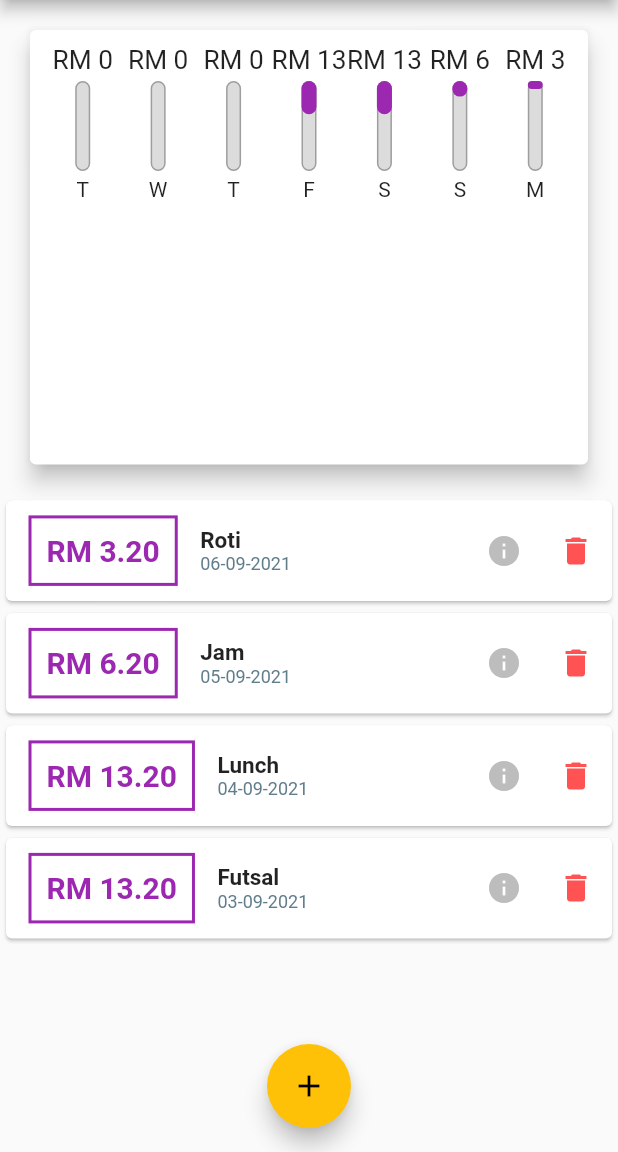
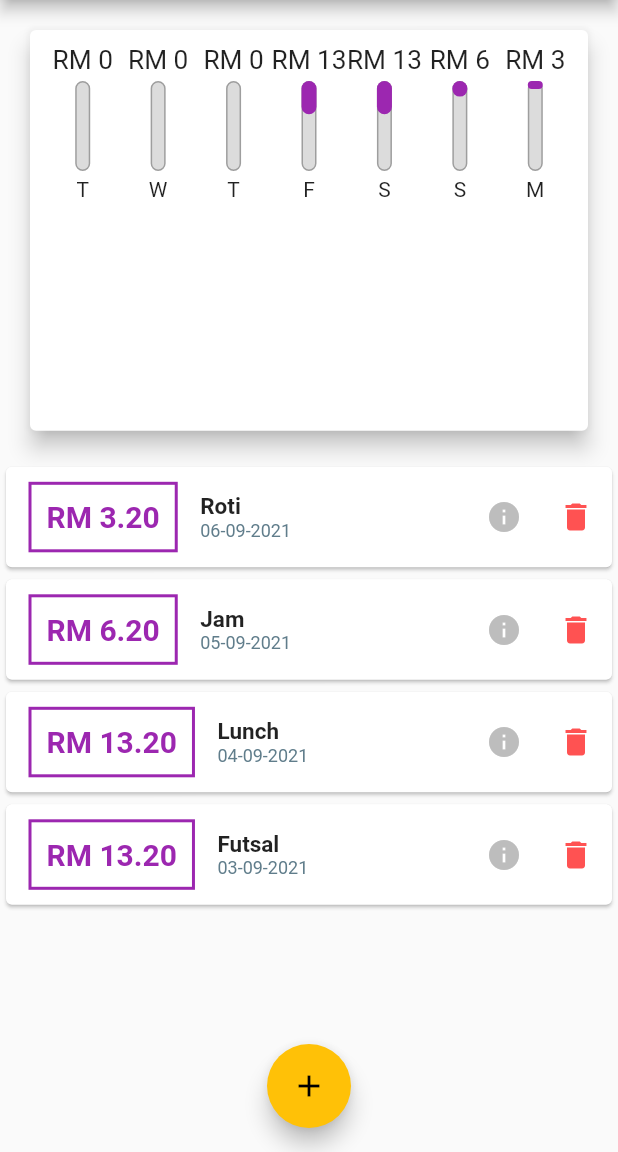
Before and after one commit to walidwazini/Flutter-ExpensesApp-1, a Flutter app: the screen it shows after launch, on a phone screen of 412 x 824 dp, the part 84-1236 px from its top. Run offline on Flutter 3.47's test engine with Material 2 defaults, Android fonts, the phone set to English and light mode, and no system bars; Roboto replaces fonts that are missing (Quicksand).

Commit message:
final configuring with statusBar height

```diff
--- a/lib/main.dart
+++ b/lib/main.dart
@@ -112,6 +112,10 @@ class _MyHomePageState extends State<MyHomePage> {
         ),
       ),
     );
+    //   Screen size - appbar height - status bar height
+    final appBarHeight = MediaQuery.of(context).size.height -
+        appBarVar.preferredSize.height -
+        MediaQuery.of(context).padding.top;
 
     return Scaffold(
       appBar: appBarVar,
@@ -120,8 +124,11 @@ class _MyHomePageState extends State<MyHomePage> {
           // mainAxisAlignment: MainAxisAlignment.start,
           crossAxisAlignment: CrossAxisAlignment.stretch,
           children: <Widget>[
-            Chart(_recentTransactions),
-            TransactionList(_userTransactions, _deleteTransaction),
+            Container(
+                height: appBarHeight * 0.4, child: Chart(_recentTransactions)),
+            Container(
+                height: appBarHeight * 0.6,
+                child: TransactionList(_userTransactions, _deleteTransaction)),
           ],
         ),
       ),
--- a/lib/widgets/chart.dart
+++ b/lib/widgets/chart.dart
@@ -39,9 +39,7 @@ class Chart extends StatelessWidget {
 
   @override
   Widget build(BuildContext context) {
-    return Container(
-      height: MediaQuery.of(context).size.height * 0.4,
-      child: Card(
+    return Card(
       elevation: 6,
       margin: EdgeInsets.all(20),
       child: Padding(
@@ -59,7 +57,6 @@ class Chart extends StatelessWidget {
           }).toList(),
         ),
       ),
-      ),
     );
   }
 }
--- a/lib/widgets/transaction_list.dart
+++ b/lib/widgets/transaction_list.dart
@@ -14,9 +14,7 @@ class TransactionList extends StatelessWidget {
   Widget build(BuildContext context) {
     var color1 = Theme.of(context).primaryColor;
 
-    return Container(
-      height: MediaQuery.of(context).size.height * 0.6 ,
-      child: transactions.isEmpty
+    return transactions.isEmpty
         ? Column(
             children: [
               Text(
@@ -103,26 +101,6 @@ class TransactionList extends StatelessWidget {
               );
             },
             itemCount: transactions.length,
-            ),
-      // : ListView.builder(
-      //     itemBuilder: (ctx, index) {
-      //       return Card(
-      //         margin: EdgeInsets.symmetric(horizontal: 5,vertical: 8),
-      //         child: ListTile(
-      //           leading: CircleAvatar(
-      //             radius: 30,
-      //             child: Padding(
-      //               padding: const EdgeInsets.all(5.0),
-      //               child: FittedBox(child: Text('RM ${transactions[index].amount}')),
-      //             ),
-      //           ),
-      //           title: Text(transactions[index].title, style: Theme.of(context).textTheme.headline6,),
-      //           subtitle: Text(DateFormat.yMMMd().format(transactions[index].date)),
-      //
-      //         ),
-      //       );
-      //     },
-      //     itemCount: transactions.length,
           );
   }
 }
```
Lines whose indentation alone changed are shown as unchanged.
